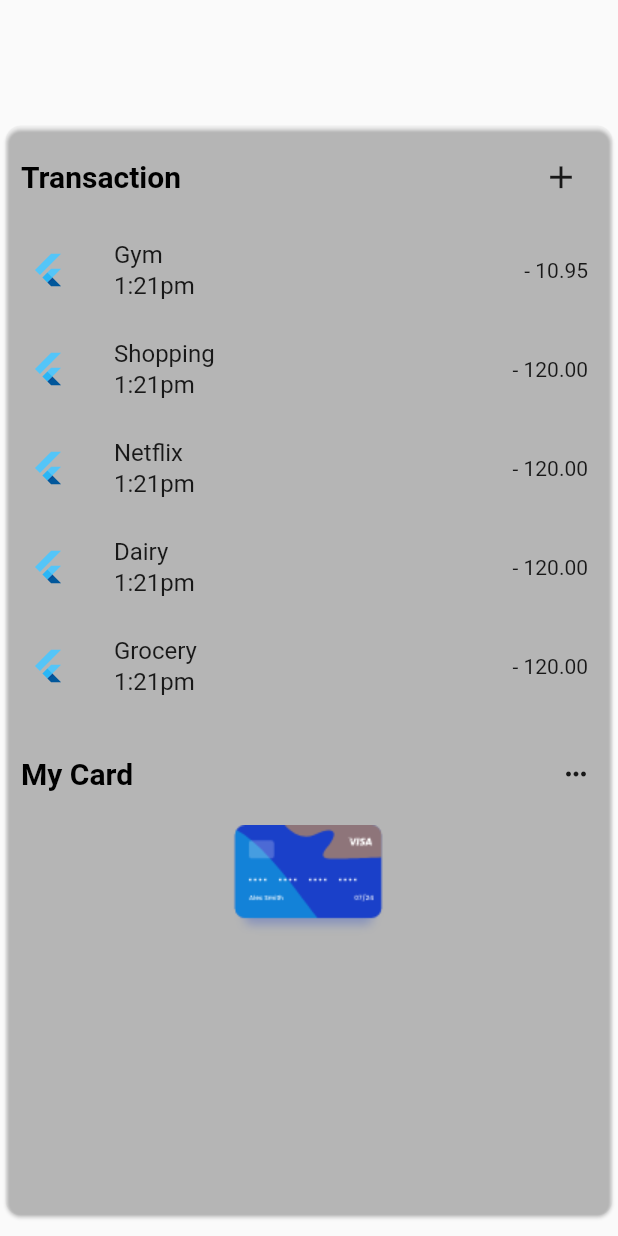
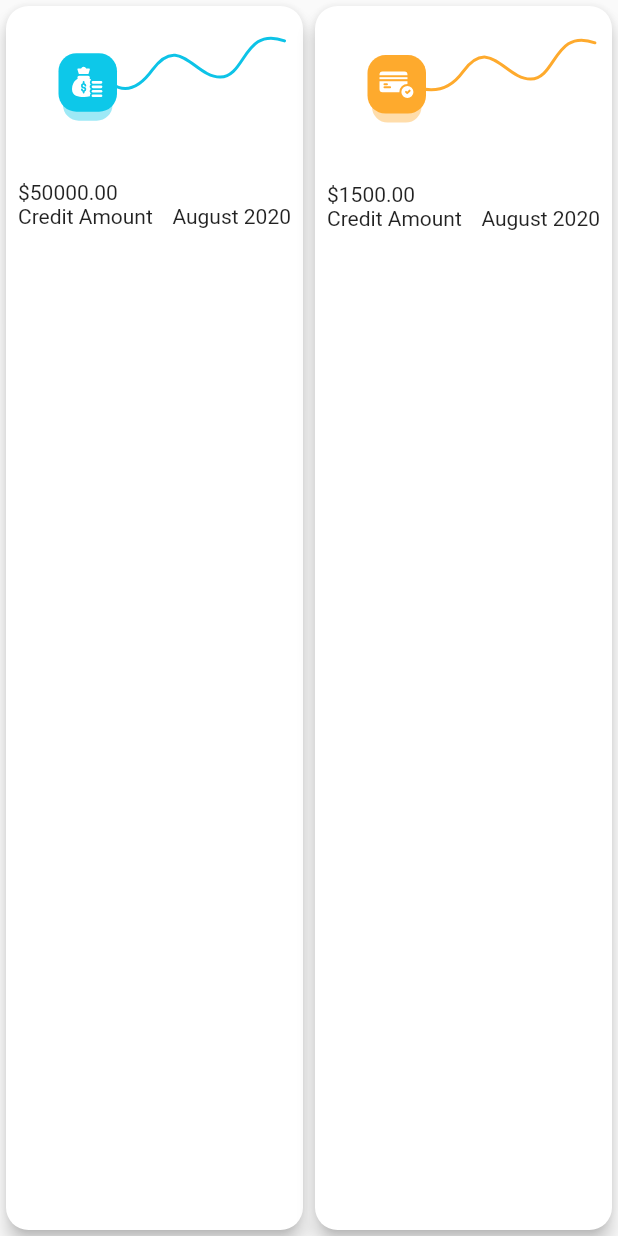
Before and after one commit to Mindinventory/secure_banking, a Flutter app: the screen it shows after launch, on a phone screen of 412 x 824 dp. Run offline on Flutter 3.47's test engine with Material 2 defaults, Android fonts, the phone set to English and light mode, and no system bars; our stand-ins replace flutter_svg, get, get_it; Roboto replaces fonts that are missing (Rubik).

Commit message:
[feature] - cards added

```diff
--- a/lib/constant/app_assets.dart
+++ b/lib/constant/app_assets.dart
@@ -3,7 +3,7 @@ class AssetImages {
   // static const String userIcon = 'assets/images/user.svg';
   static const String cardImg = 'assets/images/card.png';
 
-  ///Dashboard
+  ///Drawer
   static const String ic_bank = 'assets/icons/ic_bank.svg';
   static const String ic_dashboard = 'assets/icons/ic_dashboard.svg';
   static const String ic_account = 'assets/icons/ic_account.svg';
@@ -11,4 +11,8 @@ class AssetImages {
   static const String ic_shield = 'assets/icons/ic_shield.svg';
   static const String ic_settings = 'assets/icons/ic_settings.svg';
   static const String drawerBottom = 'assets/images/drawer_bottom_img.png';
+
+  ///Dashboard
+  static const String ic_money_rising='assets/icons/ic_money_rising.svg';
+  static const String ic_card_rising='assets/icons/ic_card_rising.svg';
 }
--- a/lib/constant/string_constants.dart
+++ b/lib/constant/string_constants.dart
@@ -1,7 +1,13 @@
-// Drawer
+/// Drawer
 const kDashboard = 'Dashboard';
 const kAccounts = 'Accounts';
 const kTransaction = 'Transaction';
 const kSecure = 'Secure';
 const kSettings = 'Settings';
 const kSecureBanking = 'Secure Banking';
+
+/// Dashboard
+const kCreditMoney = '\$50000.00';
+const kCreditCard = '\$1500.00';
+const kCreditAmount = 'Credit Amount';
+const kDate = 'August 2020';
--- a/lib/main.dart
+++ b/lib/main.dart
@@ -1,5 +1,6 @@
 import 'package:flutter/material.dart';
 import 'package:secure_banking/ui/screen/home_page.dart';
+import 'package:secure_banking/ui/widgets/amount_widget.dart';
 import 'package:secure_banking/ui/widgets/transaction_view_widget.dart';
 
 void main() {
@@ -15,7 +16,7 @@ class MyApp extends StatelessWidget {
       theme: ThemeData(
         primarySwatch: Colors.blue,
       ),
-      home: HomePage(),
+      home: AmountCardsWidget(),
     );
   }
 }
--- a/lib/model/drawer_item_list.dart
+++ b/lib/model/drawer_item_list.dart
@@ -10,8 +10,6 @@ class TilesDataModel {
 
   static List<TilesDataModel> getTilesData() {
     return [
-     /* TilesDataModel(
-          title: kSecureBanking, icons: AssetImages.ic_bank, isPressed: false),*/
       TilesDataModel(
           title: kDashboard, icons: AssetImages.ic_dashboard, isPressed: false),
       TilesDataModel(
--- /dev/null
+++ b/lib/ui/widgets/amount_widget.dart
@@ -0,0 +1,108 @@
+import 'package:flutter/material.dart';
+import 'package:flutter_svg/svg.dart';
+import 'package:secure_banking/constant/constant_public.dart';
+
+class AmountCardsWidget extends StatefulWidget {
+  const AmountCardsWidget({Key? key}) : super(key: key);
+
+  @override
+  _AmountCardsWidgetState createState() => _AmountCardsWidgetState();
+}
+
+class _AmountCardsWidgetState extends State<AmountCardsWidget> {
+  @override
+  void initState() {
+    super.initState();
+  }
+
+  @override
+  void dispose() {
+    super.dispose();
+  }
+
+  @override
+  Widget build(BuildContext context) {
+    return Scaffold(
+      body: Container(
+        child: Row(
+          children: [
+            Expanded(
+              flex: 5,
+              child: Card(
+                elevation: 5,
+                shape: RoundedRectangleBorder(
+                  borderRadius: BorderRadius.circular(15.0),
+                ),
+                child: Padding(
+                  padding: const EdgeInsets.all(8.0),
+                  child: Column(
+                    crossAxisAlignment: CrossAxisAlignment.start,
+                    children: [
+                      SvgPicture.asset(
+                        AssetImages.ic_money_rising,
+                      ),
+                      SizedBox(
+                        height: 10,
+                      ),
+                      Text(
+                        kCreditMoney,
+                      ),
+                      Container(
+                        child: Row(
+                          children: [
+                            Text(
+                              kCreditAmount,
+                            ),
+                            Spacer(),
+                            Text(
+                              kDate,
+                            ),
+                          ],
+                        ),
+                      )
+                    ],
+                  ),
+                ),
+              ),
+            ),
+            Expanded(
+              flex: 5,
+              child: Card(
+                elevation: 5,
+                shape: RoundedRectangleBorder(
+                  borderRadius: BorderRadius.circular(15.0),
+                ),
+                child: Padding(
+                  padding: const EdgeInsets.all(8.0),
+                  child: Column(
+                    crossAxisAlignment: CrossAxisAlignment.start,
+                    children: [
+                      SvgPicture.asset(
+                        AssetImages.ic_card_rising,
+                      ),
+                      SizedBox(
+                        height: 10,
+                      ),
+                      Text(kCreditCard),
+                      Row(
+                        children: [
+                          Text(
+                            kCreditAmount,
+                          ),
+                          Spacer(),
+                          Text(
+                            kDate,
+                          ),
+                        ],
+                      )
+                    ],
+                  ),
+                ),
+              ),
+            )
+          ],
+        ),
+      ),
+    );
+  }
+}
--- a/lib/ui/widgets/drawer_widget.dart
+++ b/lib/ui/widgets/drawer_widget.dart
@@ -45,8 +45,8 @@ class _SideMenuState extends State<SideMenu> {
               ),
               SvgPicture.asset(
                 AssetImages.ic_bank,
-                height: 50.0,
-                width: 50.0,
+                height: 40.0,
+                width: 40.0,
               ),
               SizedBox(
                 width: 10,
@@ -130,16 +130,19 @@ class DrawerListTile extends StatelessWidget {
             blurRadius: 6.0,
           ),
         ],
-        borderRadius: BorderRadius.circular(15.0),
+        borderRadius: BorderRadius.circular(10.0),
         color: tileData.isPressed ? Colors.white : Colors.transparent,
       ),
       child: ListTile(
         onTap: press,
         leading: SvgPicture.asset(
           tileData.icons,
+          height: 20,
+          width: 20,
         ),
         title: Text(
           tileData.title,
+          textAlign: TextAlign.start,
           style: TextStyle(
             fontSize: 16.0,
             color: tileData.isPressed ? Colors.black : Colors.lightBlue,
```
Also changed, not shown: assets/icons/ic_card_rising.svg (added), assets/icons/ic_money_rising.svg (added).
